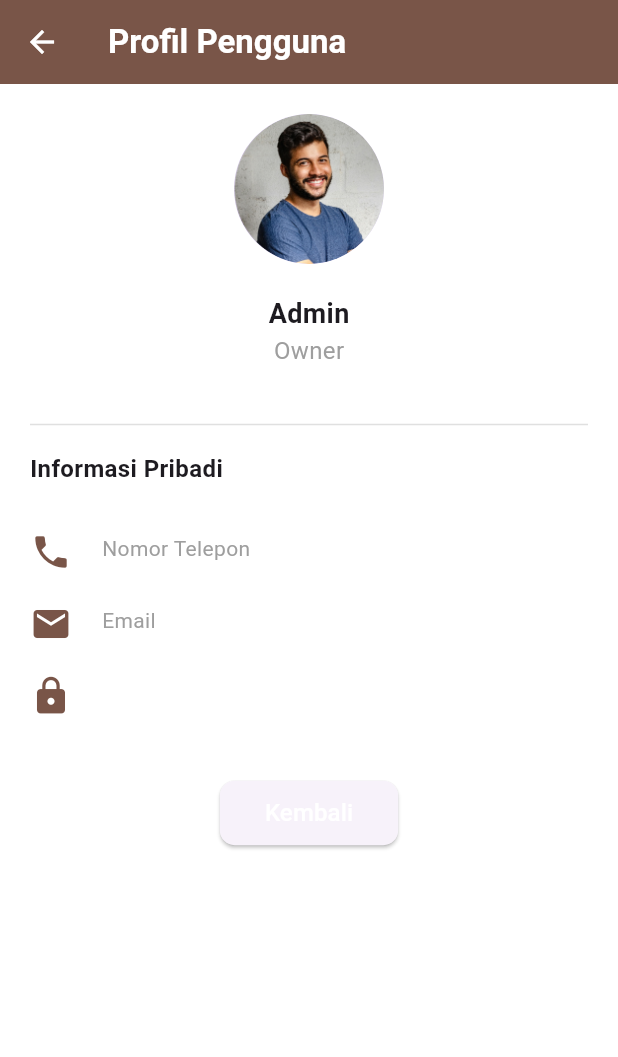
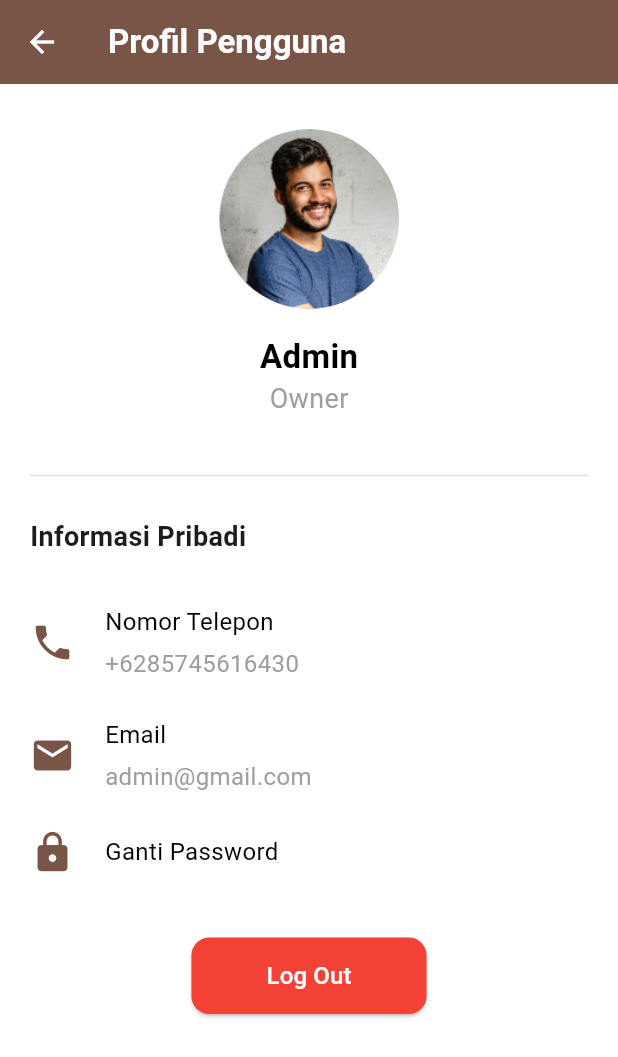
Before and after one commit to fadiaskeyn/iqacs-itik_mobile, a Flutter app: the ProfilePage screen opened by its route, on a phone screen of 412 x 824 dp. Shown: the top 1057 px of the screen. Run offline on Flutter 3.47's test engine with Material 3 defaults, Android fonts, the phone set to English and light mode, and no system bars; our stand-ins replace bloc, equatable, fl_chart, flutter_bloc, google_fonts, syncfusion_flutter_gauges; network calls fail; project files that could hold a hidden picture were left out.

Commit message:
add: profile & fetch data graph

```diff
--- a/lib/main.dart
+++ b/lib/main.dart
@@ -7,6 +7,7 @@ import 'package:inovokasi_rebuild/cubit/chart_cubit.dart';
 import '../cubit/stats_cubit.dart';
 import '../service/api_service.dart';
 import '../service/chart_api_service.dart';
+import 'screens/tap_water.dart';
 
 void main() {
   runApp(
@@ -29,11 +30,12 @@ class MyApp extends StatelessWidget {
       theme: ThemeData(
         primarySwatch: Colors.brown,
       ),
-      initialRoute: '/login',
+      initialRoute: '/dashboard',
       routes: {
         '/login': (context) => LoginScreen(),
         '/dashboard': (context) => Dashboard(),
         '/profile': (context) => ProfilePage(),
+        '/tapwater': (context) => TapWater(),
       },
     );
   }
--- a/lib/screens/profile_screen.dart
+++ b/lib/screens/profile_screen.dart
@@ -23,35 +23,48 @@ class ProfilePage extends StatelessWidget {
       ),
       body: SingleChildScrollView(
         child: Padding(
-          padding: const EdgeInsets.all(20.0),
+          padding: const EdgeInsets.symmetric(horizontal: 20, vertical: 30),
           child: Column(
             crossAxisAlignment: CrossAxisAlignment.start,
             children: [
+              // Profile Picture, Name, and Role
               Center(
-                child: CircleAvatar(
-                  radius: 50,
+                child: Column(
+                  children: [
+                    CircleAvatar(
+                      radius: 60,
                       backgroundImage: AssetImage('assets/profile_image2.png'),
                     ),
-              ),
-              SizedBox(height: 20),
-              Center(
-                child: Text(
+                    SizedBox(height: 16),
+                    Text(
                       'Admin',
-                  style: TextStyle(fontSize: 18, fontWeight: FontWeight.bold),
+                      style: TextStyle(
+                        fontSize: 22,
+                        fontWeight: FontWeight.bold,
+                        color: Colors.black,
                       ),
                     ),
-              Center(
-                child: Text(
+                    Text(
                       'Owner',
-                  style: TextStyle(fontSize: 16, color: Colors.grey),
+                      style: TextStyle(
+                        fontSize: 18,
+                        color: Colors.grey,
+                      ),
+                    ),
+                  ],
                 ),
               ),
               SizedBox(height: 30),
-              Divider(color: Colors.grey.shade300),
-              SizedBox(height: 10),
+              // Divider
+              Divider(
+                color: Colors.grey.shade300,
+                thickness: 1,
+              ),
+              SizedBox(height: 20),
+              // Informasi Pribadi Header
               Text(
                 'Informasi Pribadi',
-                style: TextStyle(fontSize: 16, fontWeight: FontWeight.bold),
+                style: TextStyle(fontSize: 18, fontWeight: FontWeight.bold),
               ),
               SizedBox(height: 20),
               _buildProfileItem(
@@ -66,21 +79,24 @@ class ProfilePage extends StatelessWidget {
               ),
               _buildProfileItem(
                 icon: Icons.lock,
+                title: 'Ganti Password',
               ),
               SizedBox(height: 30),
+              // Kembali Button
               Center(
                 child: ElevatedButton(
                   style: ElevatedButton.styleFrom(
-                    padding: EdgeInsets.symmetric(horizontal: 30, vertical: 10),
+                    padding: EdgeInsets.symmetric(horizontal: 50, vertical: 14),
                     shape: RoundedRectangleBorder(
-                      borderRadius: BorderRadius.circular(10),
+                      borderRadius: BorderRadius.circular(12),
                     ),
+                    backgroundColor: Colors.red,
                   ),
                   onPressed: () {
-                    Navigator.pop(context); // Kembali ke halaman sebelumnya
+                    Navigator.pop(context);
                   },
                   child: Text(
-                    'Kembali',
+                    'Log Out',
                     style: TextStyle(fontSize: 16, color: Colors.white),
                   ),
                 ),
@@ -93,24 +109,32 @@ class ProfilePage extends StatelessWidget {
   }
 
   Widget _buildProfileItem({
-    required icon,
+    required IconData icon,
     String? title,
     String? value,
   }) {
     return Padding(
-      padding: const EdgeInsets.symmetric(vertical: 10),
+      padding: const EdgeInsets.symmetric(vertical: 12),
       child: Row(
         children: [
-          Icon(icon, color: Colors.brown, size: 28),
+          // Icon
+          Icon(icon, color: Colors.brown, size: 30),
           SizedBox(width: 20),
+          // Column for title and value
           Column(
             crossAxisAlignment: CrossAxisAlignment.start,
             children: [
               Text(
-                title != null ? title : ' ',
-                style: TextStyle(fontSize: 14, color: Colors.grey),
+                title ?? '',
+                style: TextStyle(fontSize: 16, color: Colors.black),
               ),
+              if (value != null) ...[
                 SizedBox(height: 5),
+                Text(
+                  value,
+                  style: TextStyle(fontSize: 16, color: Colors.grey),
+                ),
+              ]
             ],
           ),
         ],
```
Also changed, not shown: lib/models/chart_stats.dart (+4 -3 lines), lib/screens/dashboard.dart (+16 -1 lines), lib/screens/tap_water.dart (added, +169 -0 lines), lib/service/chart_api_service.dart (+20 -2 lines), lib/widgets/chart.dart (+6 -1 lines), assets/tampwater.png (added). Lines whose indentation alone changed are shown as unchanged.
